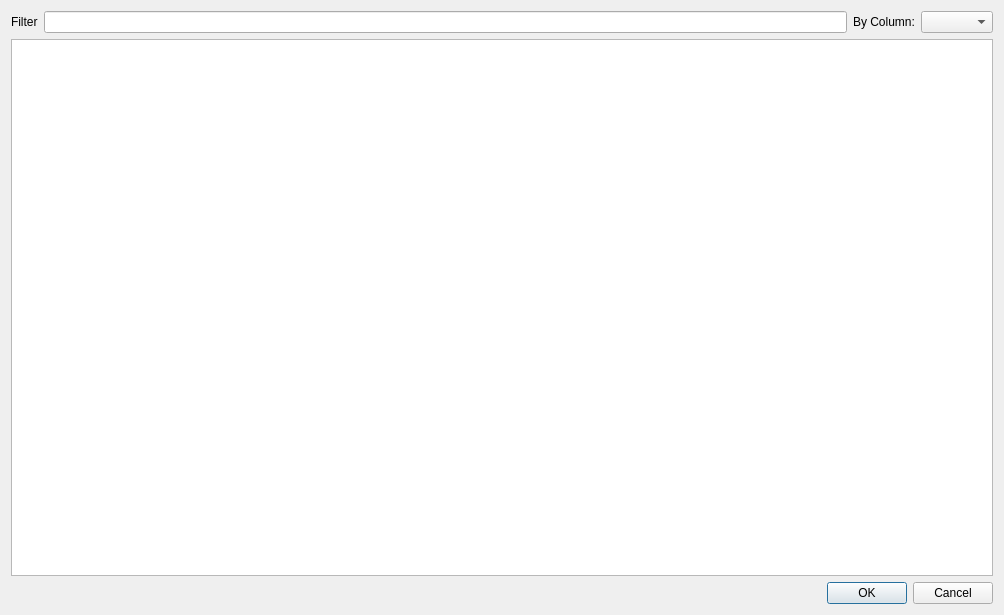
First picture: the form in widgets/results.ui, repository ebrahimraeyat/civilTools, before the edit.
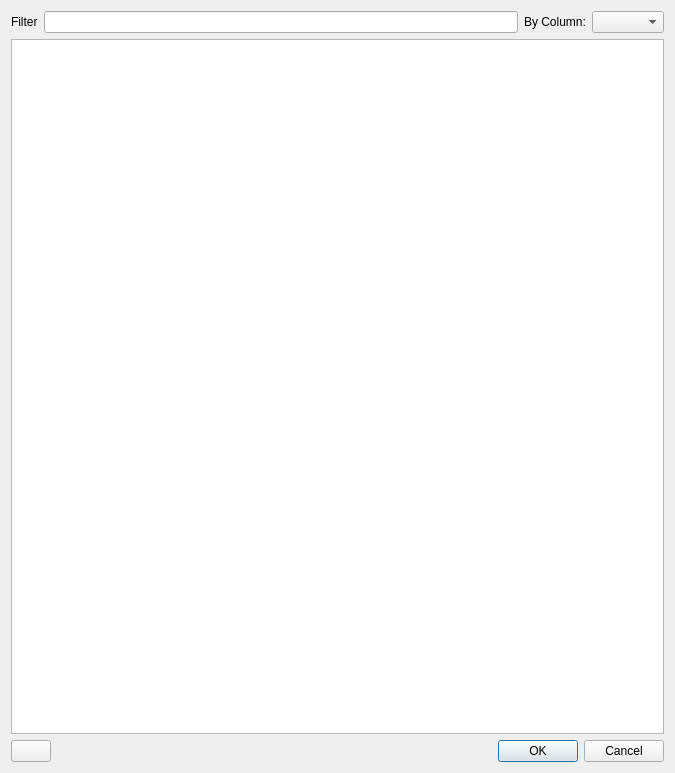
Second picture: the form after the edit. Icons and pictures are not drawn.

Commit message: CFACTOR: Adding export to excel for table result

Patch:
```diff
--- a/widgets/results.ui
+++ b/widgets/results.ui
@@ -6,8 +6,8 @@
    <rect>
     <x>0</x>
     <y>0</y>
-    <width>1004</width>
-    <height>615</height>
+    <width>675</width>
+    <height>773</height>
    </rect>
   </property>
   <property name="windowTitle">
@@ -42,6 +42,38 @@
     <widget class="QTableView" name="result_table_view"/>
    </item>
    <item>
+    <layout class="QHBoxLayout" name="horizontalLayout_2">
+     <item>
+      <widget class="QPushButton" name="push_button_to_excel">
+       <property name="text">
+        <string/>
+       </property>
+       <property name="icon">
+        <iconset resource="../applications/cfactor/resource.qrc">
+         <normaloff>:/cfactor/images/xlsx.png</normaloff>:/cfactor/images/xlsx.png</iconset>
+       </property>
+       <property name="iconSize">
+        <size>
+         <width>64</width>
+         <height>64</height>
+        </size>
+       </property>
+      </widget>
+     </item>
+     <item>
+      <spacer name="horizontalSpacer">
+       <property name="orientation">
+        <enum>Qt::Horizontal</enum>
+       </property>
+       <property name="sizeHint" stdset="0">
+        <size>
+         <width>40</width>
+         <height>20</height>
+        </size>
+       </property>
+      </spacer>
+     </item>
+     <item>
     <widget class="QDialogButtonBox" name="buttonBox">
      <property name="orientation">
       <enum>Qt::Horizontal</enum>
@@ -52,6 +84,8 @@
     </widget>
    </item>
   </layout>
+   </item>
+  </layout>
  </widget>
  <resources/>
  <connections>
```
Left out of the diff: 4 changed lines with no effect on the pictures. Lines whose indentation alone changed are shown as unchanged. The commit also changes 1 other file.
